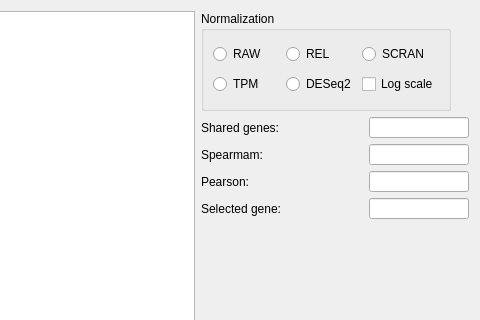
The window that assets/ui/AnalysisCorrelation.ui (jfnavarro/st_viewer) describes before a commit, drawn with Qt 5; both pictures show x 416 to 896 and y 0 to 320 of the 896 by 490 pixel window.
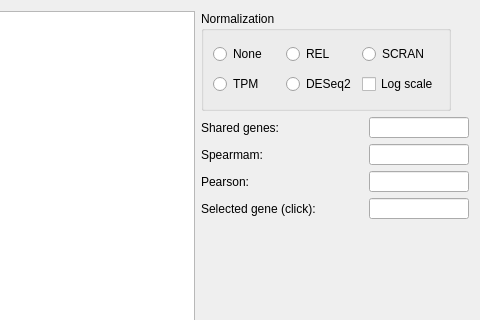
The same window after the commit. Custom widgets are drawn as their Qt base class.

Diff of the .ui file:
```diff
--- a/assets/ui/AnalysisCorrelation.ui
+++ b/assets/ui/AnalysisCorrelation.ui
@@ -80,7 +80,7 @@
         <item row="0" column="0">
          <widget class="QRadioButton" name="normalization_raw">
           <property name="text">
-           <string>RAW</string>
+           <string>None</string>
           </property>
          </widget>
         </item>
@@ -262,7 +262,7 @@
        <item>
         <widget class="QLabel" name="label_4">
          <property name="text">
-          <string>Selected gene:</string>
+          <string>Selected gene (click):</string>
          </property>
         </widget>
        </item>
```
Left out of the diff: 36 changed lines with no effect on the pictures.
